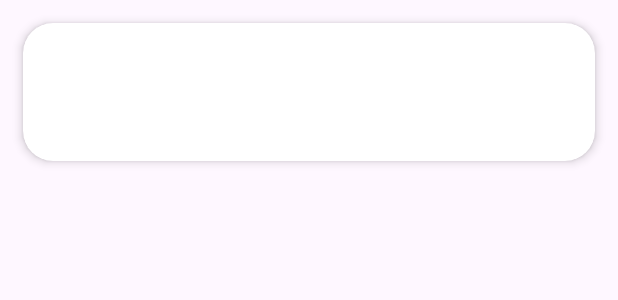
After one commit to leeseoyoung0822/CalmCafeApp-Android, an Android app: the layout item_coupon.xml on its own in the app's theme, with its tools: preview values and no code run, on a phone screen of 412 x 824 dp. The commit adds this screen. Shown: the top 300 px of the screen. Run offline under Robolectric (Android 15) with nearby library versions, the phone set to English and light mode, and no system bars.

Commit message:
coupon xml finish

```diff
--- a/app/build.gradle.kts
+++ b/app/build.gradle.kts
@@ -1,3 +1,5 @@
+import org.jetbrains.kotlin.storage.CacheResetOnProcessCanceled.enabled
+
 plugins {
     alias(libs.plugins.android.application)
     alias(libs.plugins.kotlin.android)
@@ -24,6 +26,10 @@ android {
                 getDefaultProguardFile("proguard-android-optimize.txt"),
                 "proguard-rules.pro"
             )
+        }
+
+        viewBinding {
+            enable = true
         }
     }
 
--- a/app/src/main/res/layout/activity_main.xml
+++ b/app/src/main/res/layout/activity_main.xml
@@ -60,4 +60,5 @@
         android:layout_height="match_parent"/>
 
 
+
 </androidx.constraintlayout.widget.ConstraintLayout>
--- a/app/src/main/res/layout/fragment_favorite.xml
+++ b/app/src/main/res/layout/fragment_favorite.xml
@@ -1,5 +1,6 @@
 <?xml version="1.0" encoding="utf-8"?>
-<androidx.constraintlayout.widget.ConstraintLayout xmlns:android="http://schemas.android.com/apk/res/android"
+<androidx.constraintlayout.widget.ConstraintLayout
+    xmlns:android="http://schemas.android.com/apk/res/android"
     xmlns:app="http://schemas.android.com/apk/res-auto"
     xmlns:tools="http://schemas.android.com/tools"
     android:layout_width="match_parent"
--- /dev/null
+++ b/app/src/main/res/layout/item_coupon.xml
@@ -0,0 +1,52 @@
+<?xml version="1.0" encoding="utf-8"?>
+<androidx.cardview.widget.CardView
+    xmlns:android="http://schemas.android.com/apk/res/android"
+    xmlns:app="http://schemas.android.com/apk/res-auto"
+    android:layout_width="match_parent"
+    android:layout_height="wrap_content"
+    android:layout_margin="15dp"
+    app:cardCornerRadius="20dp"
+    app:cardElevation="4dp">
+
+    <androidx.constraintlayout.widget.ConstraintLayout
+        android:layout_width="match_parent"
+        android:layout_height="wrap_content"
+        android:paddingBottom="10dp">
+
+        <TextView
+            android:id="@+id/tv_store_name"
+            android:layout_width="wrap_content"
+            android:layout_height="wrap_content"
+            android:layout_marginStart="24dp"
+            android:layout_marginTop="16dp"
+            android:text=""
+            android:textColor="@android:color/holo_green_dark"
+            android:textStyle="bold"
+            app:layout_constraintStart_toStartOf="parent"
+            app:layout_constraintTop_toTopOf="parent" />
+
+        <TextView
+            android:id="@+id/tv_coupon_description"
+            android:layout_width="wrap_content"
+            android:layout_height="wrap_content"
+            android:layout_marginStart="24dp"
+            android:layout_marginTop="4dp"
+            android:text=""
+            app:layout_constraintStart_toStartOf="parent"
+            app:layout_constraintTop_toBottomOf="@+id/tv_store_name" />
+
+        <TextView
+            android:id="@+id/tv_validity_period"
+            android:layout_width="wrap_content"
+            android:layout_height="wrap_content"
+            android:layout_marginStart="24dp"
+            android:layout_marginTop="4dp"
+            android:text=""
+            app:layout_constraintStart_toStartOf="parent"
+            app:layout_constraintTop_toBottomOf="@+id/tv_coupon_description" />
+
+
+    </androidx.constraintlayout.widget.ConstraintLayout>
+
+
+</androidx.cardview.widget.CardView>
```
Also changed, not shown: app/src/main/java/com/example/calmcafeapp/ui/CafeAdapter.kt (+10 -17 lines), app/src/main/java/com/example/calmcafeapp/ui/CouponAdapter.kt (added, +32 -0 lines), app/src/main/java/com/example/calmcafeapp/ui/CouponFragment.kt (+33 -43 lines), app/src/main/java/com/example/calmcafeapp/ui/FavoriteFragment.kt (+13 -9 lines), app/src/main/java/com/example/calmcafeapp/ui/SettingFragment.kt (+35 -49 lines), app/src/main/res/layout/fragment_coupon.xml (+9 -6 lines).
